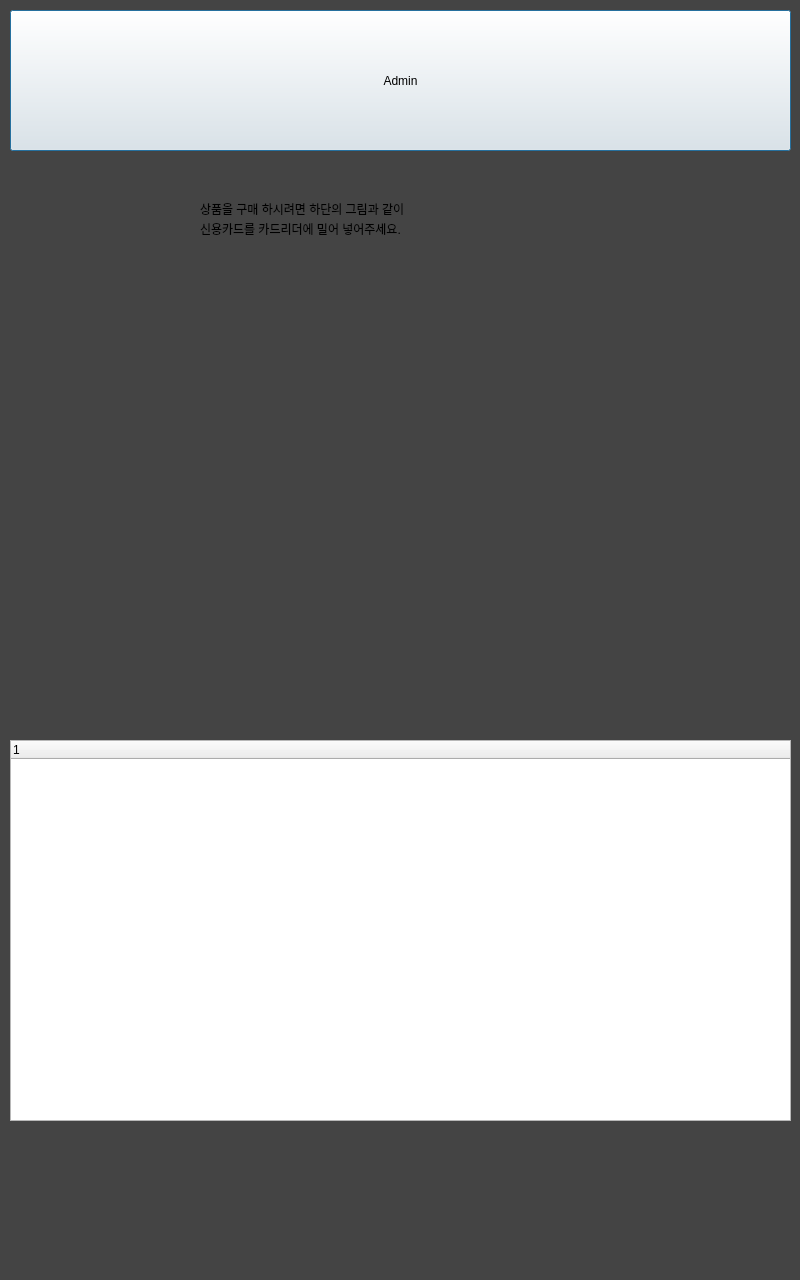
Above: QT/MyMaru/maindialog.ui from leejk91/CPlusPlus_Practice before the change. Below: the same form after it.
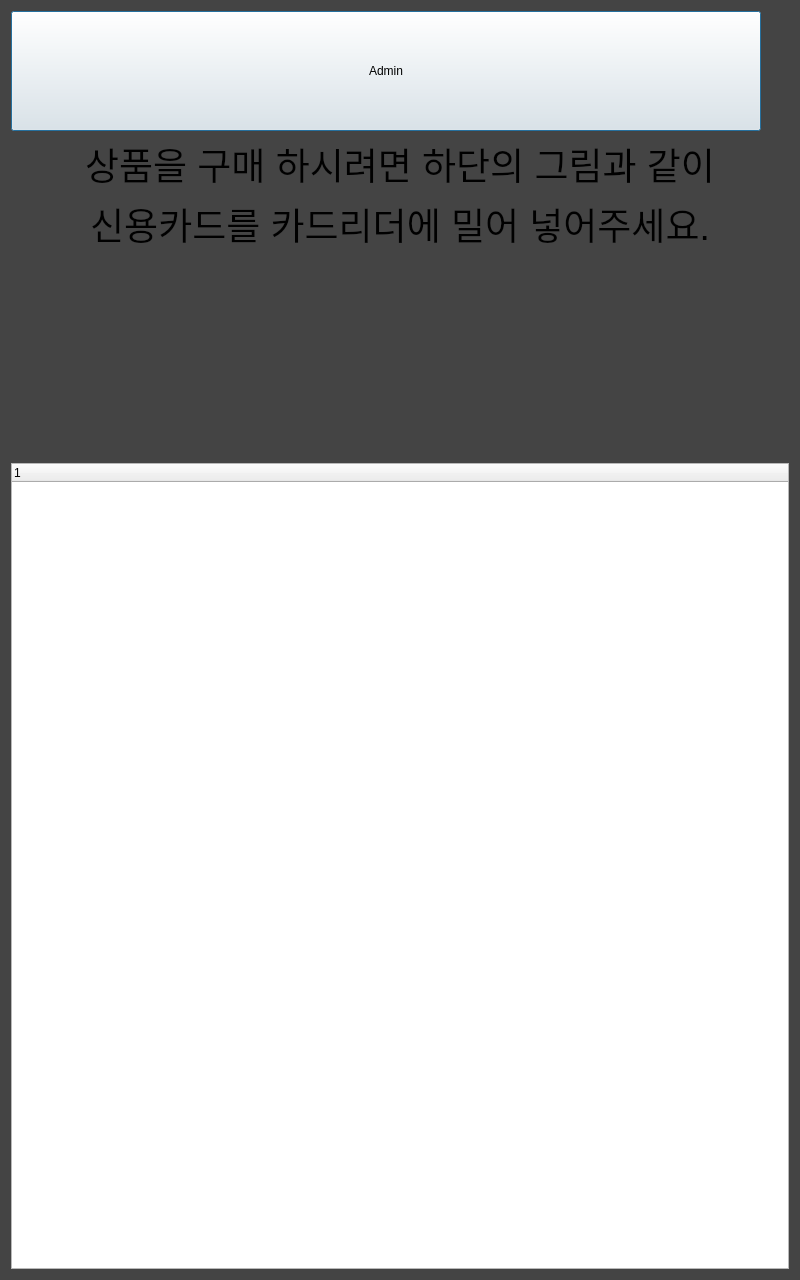
That is the form after the change. Icons and pictures are not drawn.

Diff of the .ui file:
```diff
--- a/QT/MyMaru/maindialog.ui
+++ b/QT/MyMaru/maindialog.ui
@@ -20,68 +20,103 @@
 
 }</string>
   </property>
-  <widget class="QPushButton" name="pushButton">
-   <property name="geometry">
-    <rect>
-     <x>10</x>
-     <y>10</y>
-     <width>781</width>
-     <height>141</height>
-    </rect>
-   </property>
-   <property name="text">
-    <string>Admin</string>
-   </property>
-  </widget>
-  <widget class="QTreeWidget" name="treeWidget">
-   <property name="geometry">
-    <rect>
-     <x>10</x>
-     <y>740</y>
-     <width>781</width>
-     <height>381</height>
-    </rect>
-   </property>
-   <column>
-    <property name="text">
-     <string notr="true">1</string>
-    </property>
-   </column>
-  </widget>
-  <widget class="QLabel" name="label">
-   <property name="geometry">
-    <rect>
-     <x>200</x>
-     <y>220</y>
-     <width>281</width>
-     <height>17</height>
-    </rect>
-   </property>
-   <property name="text">
-    <string>신용카드를 카드리더에 밀어 넣어주세요.</string>
-   </property>
-  </widget>
-  <widget class="QLabel" name="label_2">
-   <property name="geometry">
-    <rect>
-     <x>200</x>
-     <y>200</y>
-     <width>251</width>
-     <height>17</height>
-    </rect>
-   </property>
-   <property name="styleSheet">
-    <string notr="true">#label
+  <layout class="QVBoxLayout" name="verticalLayout_2">
+   <item>
+    <widget class="QPushButton" name="pushButton">
+     <property name="sizePolicy">
+      <sizepolicy hsizetype="Fixed" vsizetype="Fixed">
+       <horstretch>0</horstretch>
+       <verstretch>0</verstretch>
+      </sizepolicy>
+     </property>
+     <property name="minimumSize">
+      <size>
+       <width>750</width>
+       <height>120</height>
+      </size>
+     </property>
+     <property name="text">
+      <string>Admin</string>
+     </property>
+    </widget>
+   </item>
+   <item>
+    <layout class="QVBoxLayout" name="verticalLayout">
+     <item>
+      <widget class="QLabel" name="label_2">
+       <property name="font">
+        <font>
+         <pointsize>28</pointsize>
+        </font>
+       </property>
+       <property name="styleSheet">
+        <string notr="true">#label
 {
-	font: bold italic 10px;
-	color: white;
+	color: rgb(238, 238, 236);
+	font: 57 13pt &quot;Ubuntu&quot;;
 }
 </string>
-   </property>
-   <property name="text">
-    <string>상품을 구매 하시려면 하단의 그림과 같이</string>
-   </property>
-  </widget>
+       </property>
+       <property name="text">
+        <string>상품을 구매 하시려면 하단의 그림과 같이</string>
+       </property>
+       <property name="alignment">
+        <set>Qt::AlignCenter</set>
+       </property>
+      </widget>
+     </item>
+     <item>
+      <widget class="QLabel" name="label">
+       <property name="font">
+        <font>
+         <pointsize>28</pointsize>
+        </font>
+       </property>
+       <property name="text">
+        <string>신용카드를 카드리더에 밀어 넣어주세요.</string>
+       </property>
+       <property name="alignment">
+        <set>Qt::AlignCenter</set>
+       </property>
+      </widget>
+     </item>
+    </layout>
+   </item>
+   <item>
+    <widget class="QLabel" name="label_3">
+     <property name="sizePolicy">
+      <sizepolicy hsizetype="Preferred" vsizetype="Preferred">
+       <horstretch>0</horstretch>
+       <verstretch>0</verstretch>
+      </sizepolicy>
+     </property>
+     <property name="minimumSize">
+      <size>
+       <width>400</width>
+       <height>200</height>
+      </size>
+     </property>
+     <property name="text">
+      <string/>
+     </property>
+     <property name="pixmap">
+      <pixmap resource="images.qrc">:/new/prefix1/Images/insert.png</pixmap>
+     </property>
+     <property name="alignment">
+      <set>Qt::AlignCenter</set>
+     </property>
+    </widget>
+   </item>
+   <item>
+    <widget class="QTreeWidget" name="treeWidget">
+     <column>
+      <property name="text">
+       <string notr="true">1</string>
+      </property>
+     </column>
+    </widget>
+   </item>
+  </layout>
  </widget>
  <layoutdefault spacing="6" margin="11"/>
  <resources/>
```
Left out of the diff: 7 changed lines with no effect on the pictures.
